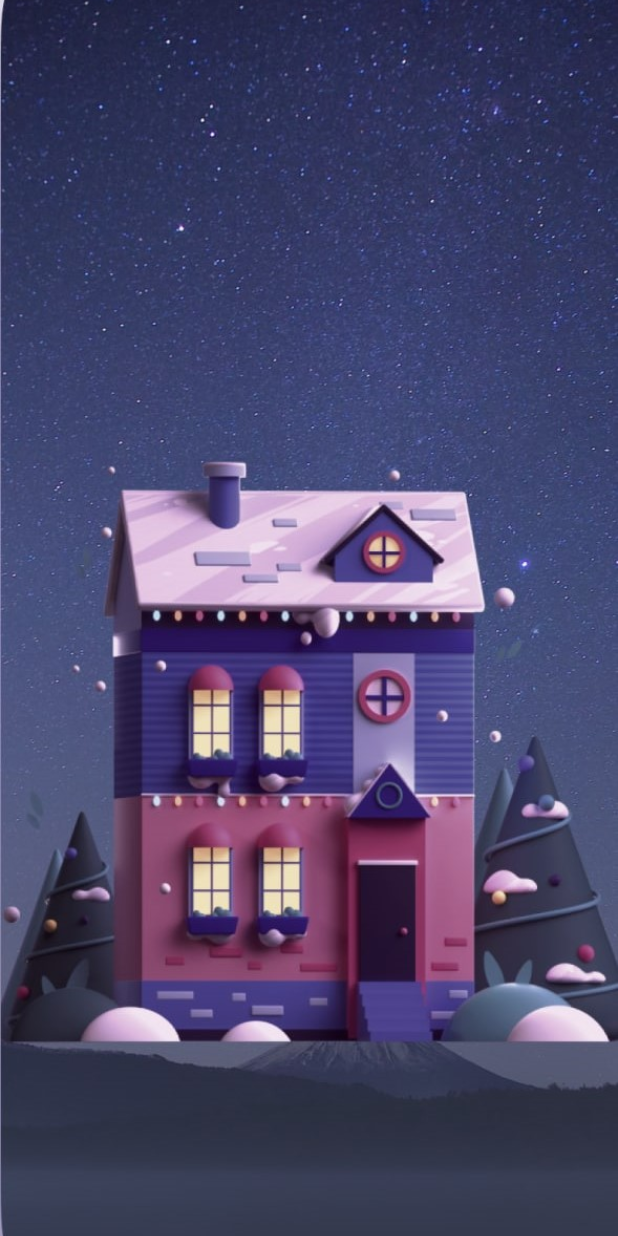
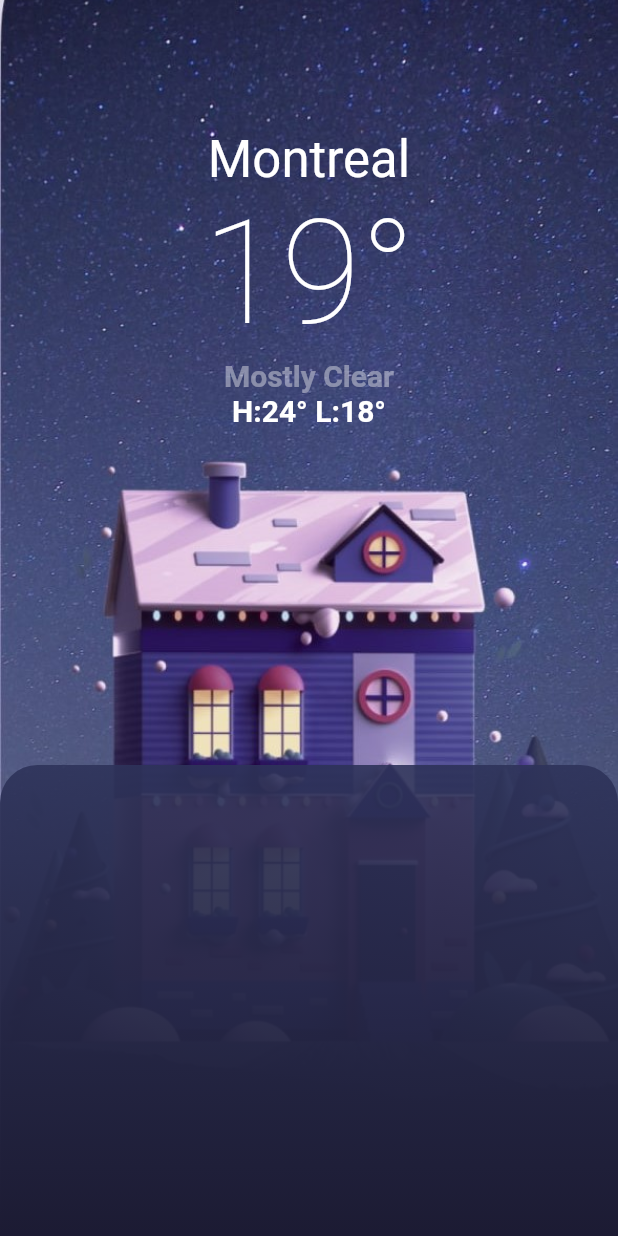
Before and after one commit to IbrohimToxtasinov/Wheater_app_clone, a Flutter app: the screen it shows after launch, on a phone screen of 412 x 824 dp. Run offline on Flutter 3.47's test engine with Material 2 defaults, Android fonts, the light colour scheme and no system bars.

Commit message:
backround_image added

```diff
--- a/lib/home_page.dart
+++ b/lib/home_page.dart
@@ -1,6 +1,7 @@
 import 'package:flutter/material.dart';
 import 'package:flutter/src/widgets/container.dart';
 import 'package:flutter/src/widgets/framework.dart';
+import 'package:wheather_app_clone/utils/colors.dart';
 import 'package:wheather_app_clone/utils/images.dart';
 
 class HomePage extends StatefulWidget {
@@ -17,13 +18,53 @@ class _HomePageState extends State<HomePage> {
       body: Container(
         height: double.infinity,
         width: double.infinity,
-        decoration: BoxDecoration(
-          image: DecorationImage(
-            image: AssetImage(
-              AppImages.homePageBacgkround,
+        decoration: const BoxDecoration(
+            image: DecorationImage(
+                image: AssetImage(
+                  AppImages.homePageBacgkround,
+                ),
+                fit: BoxFit.cover)),
+        child: Column(
+          children: [
+            const SizedBox(height: 86),
+            const Text("Montreal",
+                style: TextStyle(
+                    fontSize: 34,
+                    fontWeight: FontWeight.w400,
+                    color: AppColors.cFFFFFF)),
+            const Text("19°",
+                style: TextStyle(
+                    fontSize: 96,
+                    fontWeight: FontWeight.w200,
+                    color: AppColors.cFFFFFF)),
+            Text("Mostly Clear",
+                style: TextStyle(
+                    fontSize: 20,
+                    fontWeight: FontWeight.w600,
+                    color: AppColors.cFFFFFF.withOpacity(0.4))),
+            const Text("H:24° L:18°",
+                style: TextStyle(
+                    fontSize: 20,
+                    fontWeight: FontWeight.w600,
+                    color: AppColors.cFFFFFF)),
+                    Spacer(),
+            Container(
+              height: 314,
+              width: double.infinity,
+              decoration: BoxDecoration(
+                borderRadius: const BorderRadius.only(
+                    topLeft: Radius.circular(25),
+                    topRight: Radius.circular(25)),
+                    gradient:  LinearGradient(
+                      begin: Alignment.topCenter,
+                      end: Alignment.bottomCenter,
+                      colors: [
+                        AppColors.c2E335A.withOpacity(0.9),
+                        AppColors.c1C1B33.withOpacity(1),
+                      ])
+              ),
             ),
-            fit: BoxFit.cover
-          )
+          ],
         ),
       ),
     );
--- /dev/null
+++ b/lib/utils/colors.dart
@@ -0,0 +1,8 @@
+import 'package:flutter/animation.dart';
+
+class AppColors {
+  static const cFFFFFF = Color(0xffFFFFFF);
+  static const c2E335A = Color(0xff2E335A);
+  static const c1C1B33 = Color(0xff1C1B33);
+
+}
```
